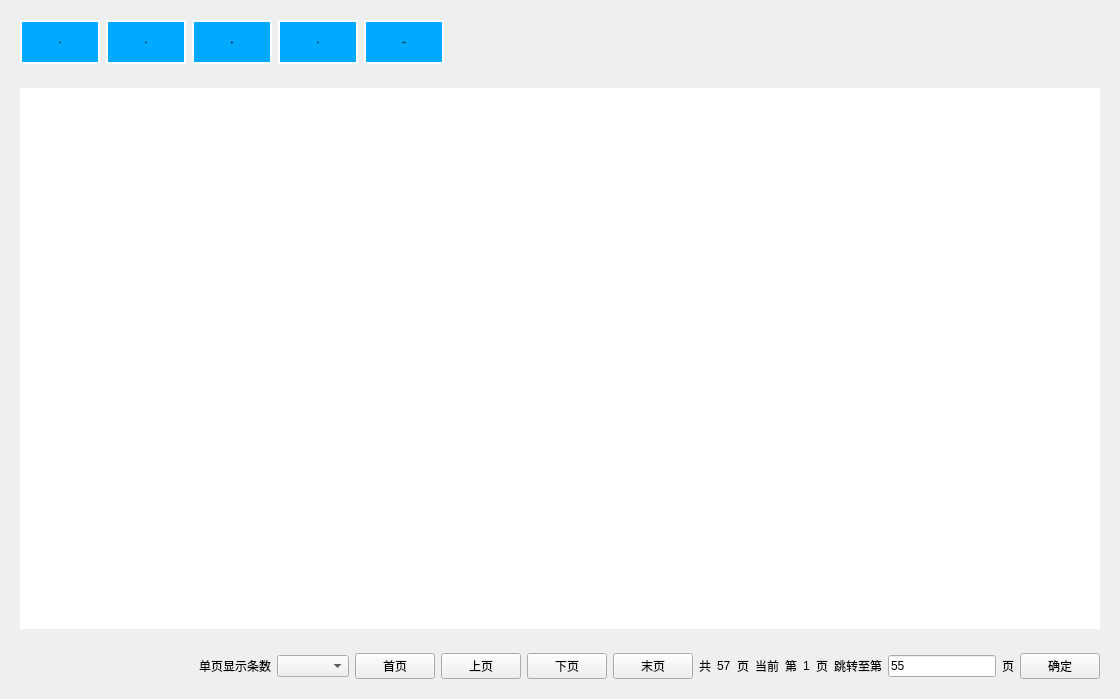
fucked777/znsd, file MDS_DevelopWork/src/UserPlugins/ReportTablePlugin/LogMsgPage.ui: the form before one commit.
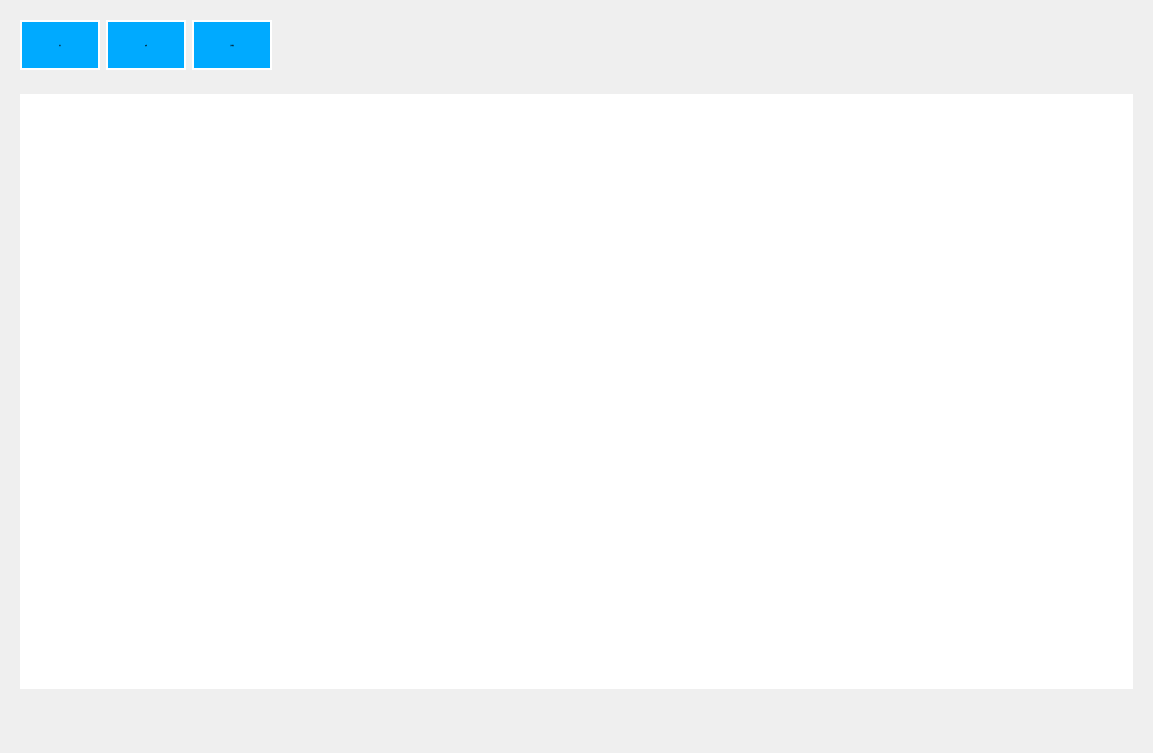
The form after the commit.

The edit to the form file:
```diff
--- a/MDS_DevelopWork/src/UserPlugins/ReportTablePlugin/LogMsgPage.ui
+++ b/MDS_DevelopWork/src/UserPlugins/ReportTablePlugin/LogMsgPage.ui
@@ -6,8 +6,8 @@
    <rect>
     <x>0</x>
     <y>0</y>
-    <width>1120</width>
-    <height>699</height>
+    <width>1153</width>
+    <height>753</height>
    </rect>
   </property>
   <property name="windowTitle">
@@ -129,104 +129,6 @@
         </property>
        </widget>
       </item>
-      <item>
-       <widget class="QPushButton" name="delBtn">
-        <property name="sizePolicy">
-         <sizepolicy hsizetype="Preferred" vsizetype="Preferred">
-          <horstretch>0</horstretch>
-          <verstretch>0</verstretch>
-         </sizepolicy>
-        </property>
-        <property name="minimumSize">
-         <size>
-          <width>80</width>
-          <height>0</height>
-         </size>
-        </property>
-        <property name="maximumSize">
-         <size>
-          <width>16777215</width>
-          <height>16777215</height>
-         </size>
-        </property>
-        <property name="font">
-         <font>
-          <family>宋体</family>
-          <pointsize>-1</pointsize>
-          <weight>50</weight>
-          <italic>false</italic>
-          <bold>false</bold>
-         </font>
-        </property>
-        <property name="styleSheet">
-         <string notr="true"/>
-        </property>
-        <property name="text">
-         <string>删除</string>
-        </property>
-        <property name="checkable">
-         <bool>true</bool>
-        </property>
-        <property name="checked">
-         <bool>true</bool>
-        </property>
-        <property name="autoExclusive">
-         <bool>true</bool>
-        </property>
-        <property name="flat">
-         <bool>false</bool>
-        </property>
-       </widget>
-      </item>
-      <item>
-       <widget class="QPushButton" name="clearBtn">
-        <property name="sizePolicy">
-         <sizepolicy hsizetype="Preferred" vsizetype="Preferred">
-          <horstretch>0</horstretch>
-          <verstretch>0</verstretch>
-         </sizepolicy>
-        </property>
-        <property name="minimumSize">
-         <size>
-          <width>80</width>
-          <height>0</height>
-         </size>
-        </property>
-        <property name="maximumSize">
-         <size>
-          <width>16777215</width>
-          <height>16777215</height>
-         </size>
-        </property>
-        <property name="font">
-         <font>
-          <family>宋体</family>
-          <pointsize>-1</pointsize>
-          <weight>50</weight>
-          <italic>false</italic>
-          <bold>false</bold>
-         </font>
-        </property>
-        <property name="styleSheet">
-         <string notr="true"/>
-        </property>
-        <property name="text">
-         <string>清理</string>
-        </property>
-        <property name="checkable">
-         <bool>true</bool>
-        </property>
-        <property name="checked">
-         <bool>true</bool>
-        </property>
-        <property name="autoExclusive">
-         <bool>true</bool>
-        </property>
-        <property name="flat">
-         <bool>false</bool>
-        </property>
-       </widget>
-      </item>
       <item>
        <widget class="QPushButton" name="reportBtn">
         <property name="sizePolicy">
@@ -339,136 +241,8 @@
        </spacer>
       </item>
       <item>
-       <widget class="QLabel" name="label">
-        <property name="text">
-         <string>单页显示条数</string>
-        </property>
-       </widget>
-      </item>
-      <item>
-       <widget class="QComboBox" name="comboBox"/>
-      </item>
-      <item>
-       <widget class="QPushButton" name="firstPageBtn">
-        <property name="text">
-         <string>首页</string>
-        </property>
-       </widget>
-      </item>
-      <item>
-       <widget class="QPushButton" name="upperPageBtn">
-        <property name="text">
-         <string>上页</string>
-        </property>
-       </widget>
-      </item>
-      <item>
-       <widget class="QPushButton" name="nextPageBtn">
-        <property name="text">
-         <string>下页</string>
-        </property>
-       </widget>
-      </item>
-      <item>
-       <widget class="QPushButton" name="lastPageBtn">
-        <property name="text">
-         <string>末页</string>
-        </property>
-       </widget>
-      </item>
-      <item>
-       <layout class="QHBoxLayout" name="horizontalLayout">
-        <item>
-         <widget class="QLabel" name="label_2">
-          <property name="text">
-           <string>共</string>
-          </property>
-         </widget>
-        </item>
-        <item>
-         <widget class="QLabel" name="allPageNumLabel">
-          <property name="text">
-           <string>57</string>
-          </property>
-         </widget>
-        </item>
-        <item>
-         <widget class="QLabel" name="label_4">
-          <property name="text">
-           <string>页</string>
-          </property>
-         </widget>
-        </item>
-       </layout>
-      </item>
-      <item>
-       <widget class="QLabel" name="label_5">
-        <property name="text">
-         <string>当前</string>
-        </property>
-       </widget>
-      </item>
-      <item>
-       <layout class="QHBoxLayout" name="horizontalLayout_3">
-        <item>
-         <widget class="QLabel" name="label_6">
-          <property name="text">
-           <string>第</string>
-          </property>
-         </widget>
-        </item>
-        <item>
-         <widget class="QLabel" name="curPageLabel">
-          <property name="text">
-           <string>1</string>
-          </property>
-         </widget>
-        </item>
-        <item>
-         <widget class="QLabel" name="label_8">
-          <property name="text">
-           <string>页</string>
-          </property>
-         </widget>
-        </item>
-       </layout>
-      </item>
-      <item>
-       <layout class="QHBoxLayout" name="horizontalLayout_8">
-        <item>
-         <widget class="QLabel" name="label_9">
-          <property name="text">
-           <string>跳转至第</string>
-          </property>
-         </widget>
-        </item>
-        <item>
-         <widget class="QLineEdit" name="lineEdit">
-          <property name="sizePolicy">
-           <sizepolicy hsizetype="Minimum" vsizetype="Fixed">
-            <horstretch>0</horstretch>
-            <verstretch>0</verstretch>
-           </sizepolicy>
-          </property>
-          <property name="text">
-           <string>55</string>
-          </property>
-         </widget>
-        </item>
-        <item>
-         <widget class="QLabel" name="label_11">
-          <property name="text">
-           <string>页</string>
-          </property>
-         </widget>
-        </item>
-       </layout>
-      </item>
-      <item>
-       <widget class="QPushButton" name="okBtn">
-        <property name="text">
-         <string>确定</string>
-        </property>
+       <widget class="QWidget" name="widget" native="true">
+        <layout class="QHBoxLayout" name="horizontalLayout"/>
        </widget>
       </item>
      </layout>
```
